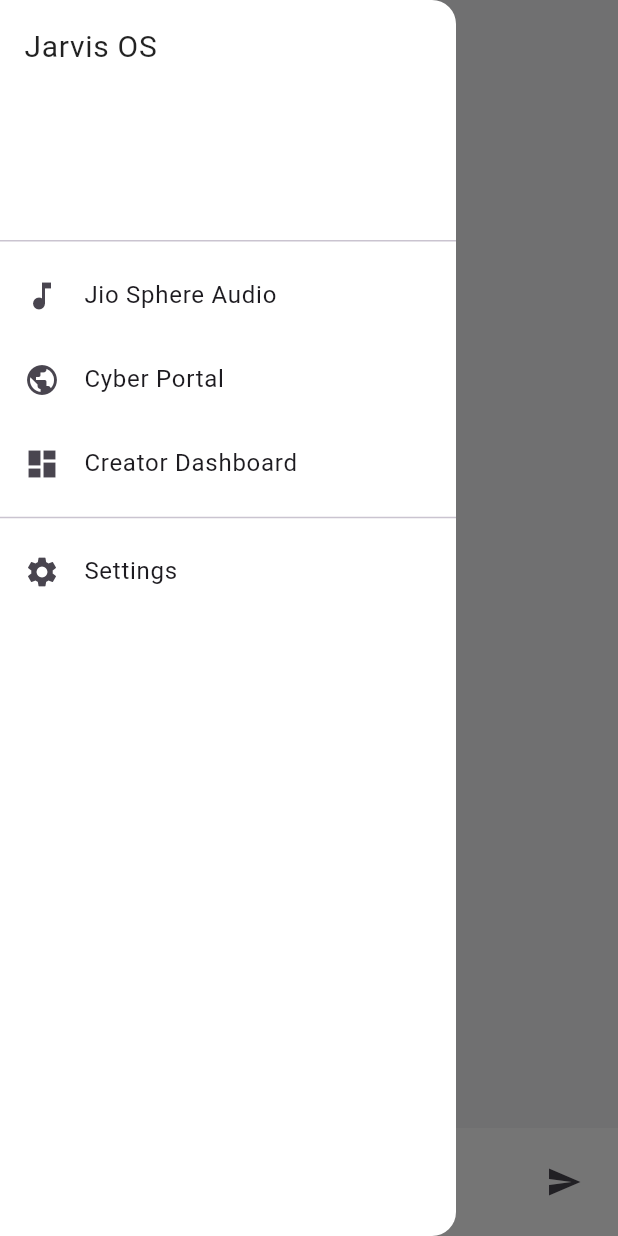
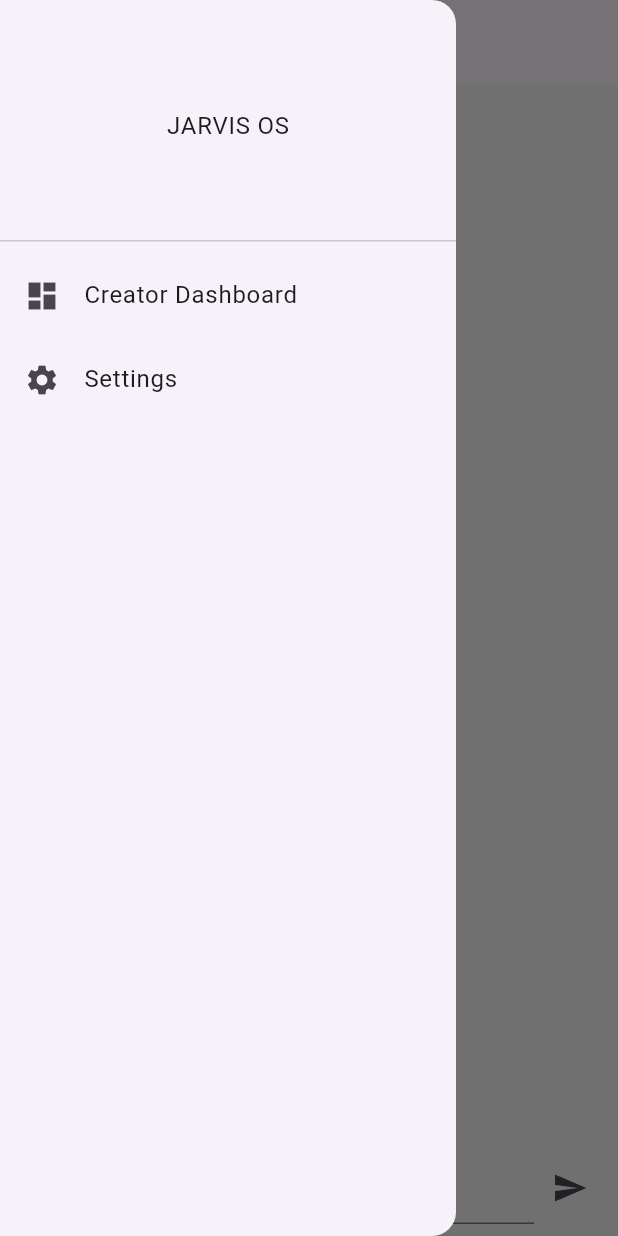
Before and after one commit to maanigargpandey-gif/jarvis-backend, a Flutter app: the JarvisMainScreen screen opened directly, with the side drawer open, on a phone screen of 412 x 824 dp. Run offline on Flutter 3.47's test engine with Material 3 defaults, Android fonts, the phone set to English and light mode, and no system bars; our stand-ins replace shared_preferences; accounts and stored records are empty.

Commit message:
Update jarvis_main_screen.dart

```diff
--- a/frontend/lib/screens/jarvis_main_screen.dart
+++ b/frontend/lib/screens/jarvis_main_screen.dart
@@ -1,8 +1,8 @@
 import 'package:flutter/material.dart';
 import 'package:provider/provider.dart';
-import 'package:permission_handler/permission_handler.dart';
 import '../providers/jarvis_state_provider.dart';
-import 'creator_dashboard.dart'; // नया डैशबोर्ड इम्पोर्ट किया
+import 'creator_dashboard.dart';
+import 'settings_screen.dart';
 
 class JarvisMainScreen extends StatefulWidget {
   const JarvisMainScreen({super.key});
@@ -13,117 +13,73 @@
 
 class _JarvisMainScreenState extends State<JarvisMainScreen> {
   final TextEditingController _textController = TextEditingController();
-  bool isListening = false;
-
-  @override
-  void initState() {
-    super.initState();
-    _requestPermissions();
-  }
-
-  Future<void> _requestPermissions() async {
-    await [Permission.microphone, Permission.camera, Permission.storage].request();
-  }
 
   @override
   Widget build(BuildContext context) {
-    final isDark = Theme.of(context).brightness == Brightness.dark;
-    final textColor = isDark ? Colors.white : Colors.black87;
-
     return Scaffold(
-      appBar: AppBar(
-        backgroundColor: Colors.transparent,
-        elevation: 0,
-        iconTheme: IconThemeData(color: textColor),
-        leading: Builder(
-          builder: (context) => IconButton(
-            icon: const Icon(Icons.menu),
-            onPressed: () => Scaffold.of(context).openDrawer(),
-          ),
-        ),
-        title: Text("JARVIS OS", style: TextStyle(color: textColor, fontWeight: FontWeight.w600)),
-      ),
-      drawer: _buildCleanDrawer(isDark, textColor),
+      appBar: AppBar(title: const Text("JARVIS OS")),
+      drawer: _buildDrawer(context),
       body: Column(
         children: [
-          Expanded(child: _buildChatInterface(textColor)),
-          _buildSleekInputBar(isDark),
+          Expanded(
+            child: Consumer<JarvisStateProvider>(
+              builder: (context, provider, _) => ListView.builder(
+                itemCount: provider.messages.length,
+                itemBuilder: (context, index) => ListTile(
+                  title: Text(provider.messages[index]['sender']),
+                  subtitle: Text(provider.messages[index]['text']),
+                ),
+              ),
+            ),
+          ),
+          _buildInputBar(context),
         ],
       ),
     );
   }
 
-  Widget _buildChatInterface(Color textColor) {
-    return Consumer<JarvisStateProvider>(
-      builder: (context, provider, _) {
-        return ListView.builder(
-          padding: const EdgeInsets.all(16),
-          itemCount: provider.messages.length,
-          itemBuilder: (context, index) {
-            final msg = provider.messages[index];
-            return ListTile(
-              title: Text(msg['sender'], style: TextStyle(fontWeight: FontWeight.bold, color: textColor.withOpacity(0.6))),
-              subtitle: Text(msg['text'], style: TextStyle(color: textColor)),
-            );
-          },
-        );
-      },
+  Widget _buildDrawer(BuildContext context) {
+    final provider = Provider.of<JarvisStateProvider>(context);
+    return Drawer(
+      child: ListView(
+        children: [
+          const DrawerHeader(child: Center(child: Text("JARVIS OS"))),
+          ListTile(
+            leading: const Icon(Icons.dashboard),
+            title: const Text('Creator Dashboard'),
+            onTap: () {
+              if (provider.currentRole == 'Creator' || provider.currentRole == 'Owner') {
+                Navigator.push(context, MaterialPageRoute(builder: (_) => const CreatorDashboard()));
+              } else {
+                ScaffoldMessenger.of(context).showSnackBar(const SnackBar(content: Text("Access Denied")));
+              }
+            },
+          ),
+          ListTile(
+            leading: const Icon(Icons.settings),
+            title: const Text('Settings'),
+            onTap: () => Navigator.push(context, MaterialPageRoute(builder: (_) => const SettingsScreen())),
+          ),
+        ],
+      ),
     );
   }
 
-  Widget _buildSleekInputBar(bool isDark) {
-    return Container(
-      padding: const EdgeInsets.all(12),
-      decoration: BoxDecoration(color: isDark ? const Color(0xFF141414) : Colors.white),
+  Widget _buildInputBar(BuildContext context) {
+    return Padding(
+      padding: const EdgeInsets.all(8.0),
       child: Row(
         children: [
-          Expanded(
-            child: TextField(
-              controller: _textController,
-              decoration: const InputDecoration(hintText: 'Ask Jarvis...', border: InputBorder.none),
-            ),
-          ),
+          Expanded(child: TextField(controller: _textController)),
           IconButton(
             icon: const Icon(Icons.send),
             onPressed: () {
-              if (_textController.text.isNotEmpty) {
-                Provider.of<JarvisStateProvider>(context, listen: false).processUserCommand(_textController.text);
-                _textController.clear();
-              }
+              Provider.of<JarvisStateProvider>(context, listen: false).processUserCommand(_textController.text);
+              _textController.clear();
             },
           ),
         ],
       ),
     );
   }
-
-  Widget _buildCleanDrawer(bool isDark, Color textColor) {
-    final provider = Provider.of<JarvisStateProvider>(context);
-    return Drawer(
-      backgroundColor: isDark ? const Color(0xFF0A0A0A) : Colors.white,
-      child: ListView(
-        children: [
-          DrawerHeader(child: Text('Jarvis OS', style: TextStyle(color: textColor, fontSize: 20))),
-          ListTile(leading: const Icon(Icons.music_note), title: const Text('Jio Sphere Audio')),
-          ListTile(leading: const Icon(Icons.public), title: const Text('Cyber Portal')),
-
-          // क्रिएटर डैशबोर्ड का गेट (यहीं लॉजिक है)
-          ListTile(
-            leading: const Icon(Icons.dashboard),
-            title: const Text('Creator Dashboard'),
-            onTap: () {
-              if (provider.currentRole == 'Creator' || provider.currentRole == 'Owner') {
-                Navigator.pop(context); // पहले Drawer बंद किया
-                Navigator.push(context, MaterialPageRoute(builder: (_) => const CreatorDashboard()));
-              } else {
-                ScaffoldMessenger.of(context).showSnackBar(const SnackBar(content: Text("Access Denied: Only Creators allowed")));
-              }
-            },
-          ),
-          const Divider(),
-          ListTile(leading: const Icon(Icons.settings), title: const Text('Settings')),
-        ],
-      ),
-    );
-  }
 }
```
